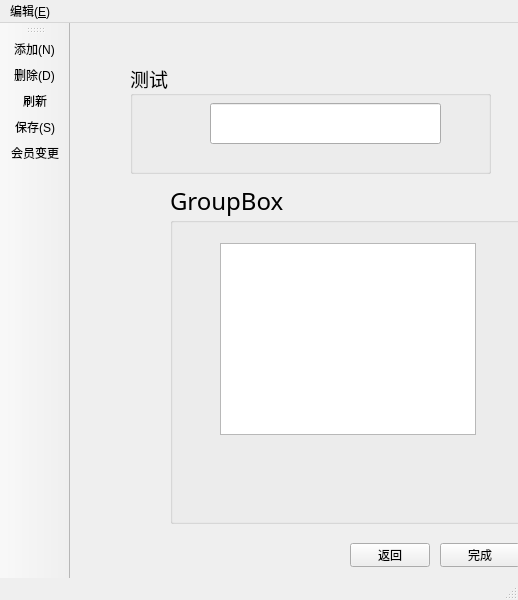
PG98/2017SepQt, file Restaurant/usermanage.ui: the form before one commit.
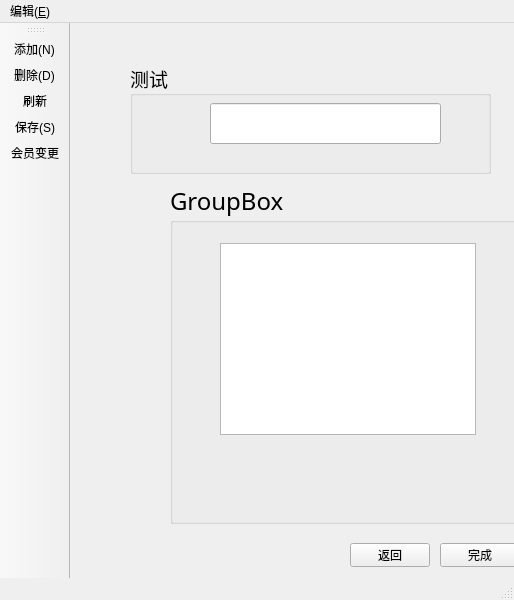
The form after the commit. Icons and pictures are not drawn.

What changed in the file:
```diff
--- a/Restaurant/usermanage.ui
+++ b/Restaurant/usermanage.ui
@@ -6,7 +6,7 @@
    <rect>
     <x>0</x>
     <y>0</y>
-    <width>518</width>
+    <width>514</width>
     <height>600</height>
    </rect>
   </property>
@@ -139,7 +139,7 @@
     <rect>
      <x>0</x>
      <y>0</y>
-     <width>518</width>
+     <width>514</width>
      <height>25</height>
     </rect>
    </property>
```
Left out of the diff: 14 changed lines with no effect on the pictures.
